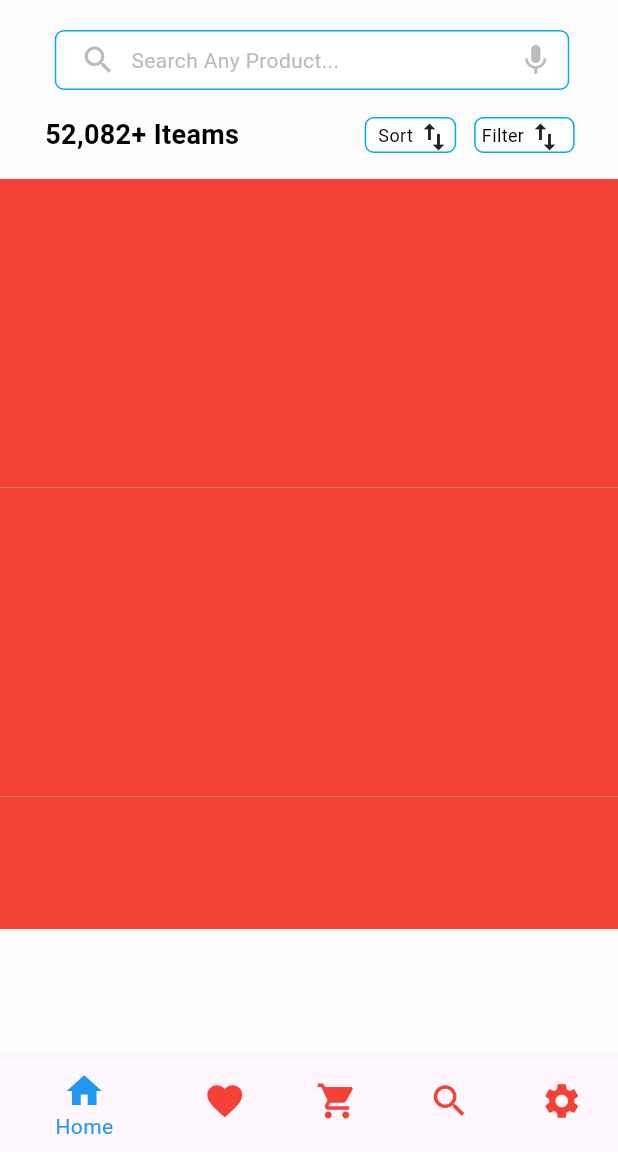
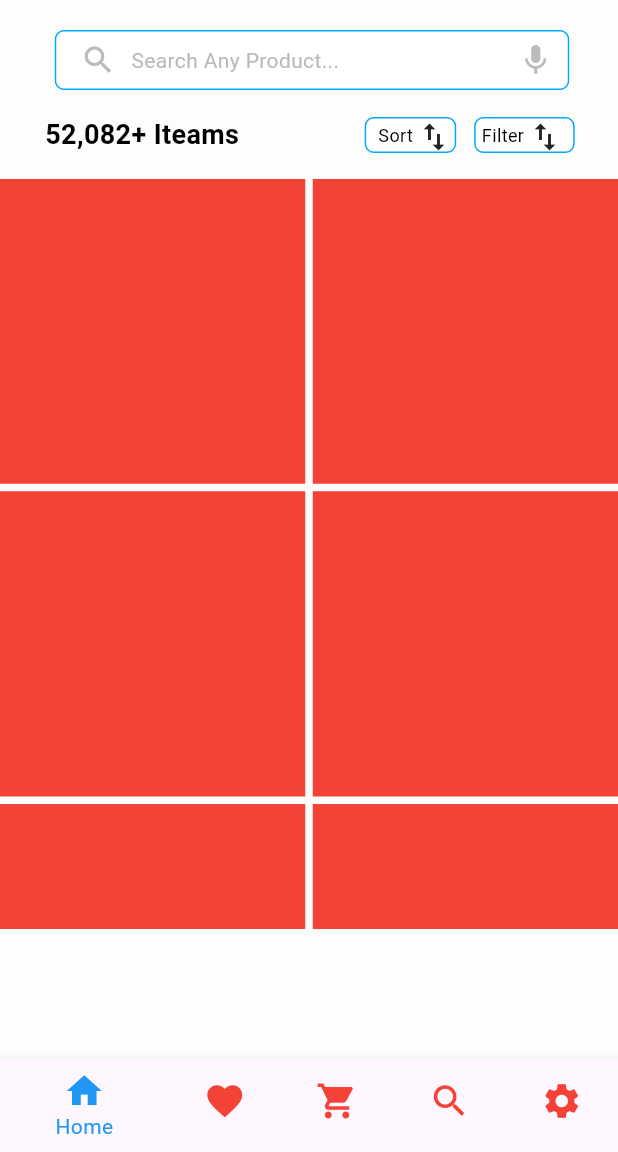
Before and after one commit to Feliciajay/Hackathonproject, a Flutter app: the TrendingProducts screen opened directly, on a phone screen of 412 x 824 dp, the part 84-1236 px from its top. Run offline on Flutter 3.47's test engine with Material 3 defaults, Android fonts, the phone set to English and light mode, and no system bars; our stand-ins replace firebase_auth, firebase_core; missing offline and left inert: page_view_sliding_indicator; accounts and stored records are empty.

```diff
--- a/lib/home/widget/trending_product.dart
+++ b/lib/home/widget/trending_product.dart
@@ -14,7 +14,7 @@ class _TrendingProductsState extends State<TrendingProducts> {
   @override
   Widget build(BuildContext context) {
     return Scaffold(
-      backgroundColor: Color(0xffFDFDFD),
+      backgroundColor: const Color(0xffFDFDFD),
       appBar: AppBar(
         iconTheme: const IconThemeData(size: 20),
         elevation: 0.0,
@@ -296,13 +296,16 @@ class _TrendingProductsState extends State<TrendingProducts> {
             SizedBox(
               height: 500,
               child: GridView.builder(
-                  gridDelegate: SliverGridDelegateWithFixedCrossAxisCount(
+                  gridDelegate: const SliverGridDelegateWithFixedCrossAxisCount(
+                      mainAxisSpacing: 5,
+                      crossAxisSpacing: 5,
                       crossAxisCount: 2),
+                  itemCount: 14,
                   itemBuilder: (context, index) {
                     return Container(
-                      height: 341,
+                      height: 380,
                       width: 170,
-                      decoration: BoxDecoration(color: Colors.red),
+                      decoration: const BoxDecoration(color: Colors.red),
                     );
                   }),
             )
--- a/pubspec.yaml
+++ b/pubspec.yaml
@@ -37,6 +37,7 @@ dependencies:
   cupertino_icons: ^1.0.6
   page_view_sliding_indicator: ^0.0.4
   firebase_core: ^2.31.0
+  firebase_auth: ^4.19.5
 
 
 
```
Also changed, not shown: lib/apis/auth.dart (+35 -1 lines), pubspec.lock, 3 other files.
